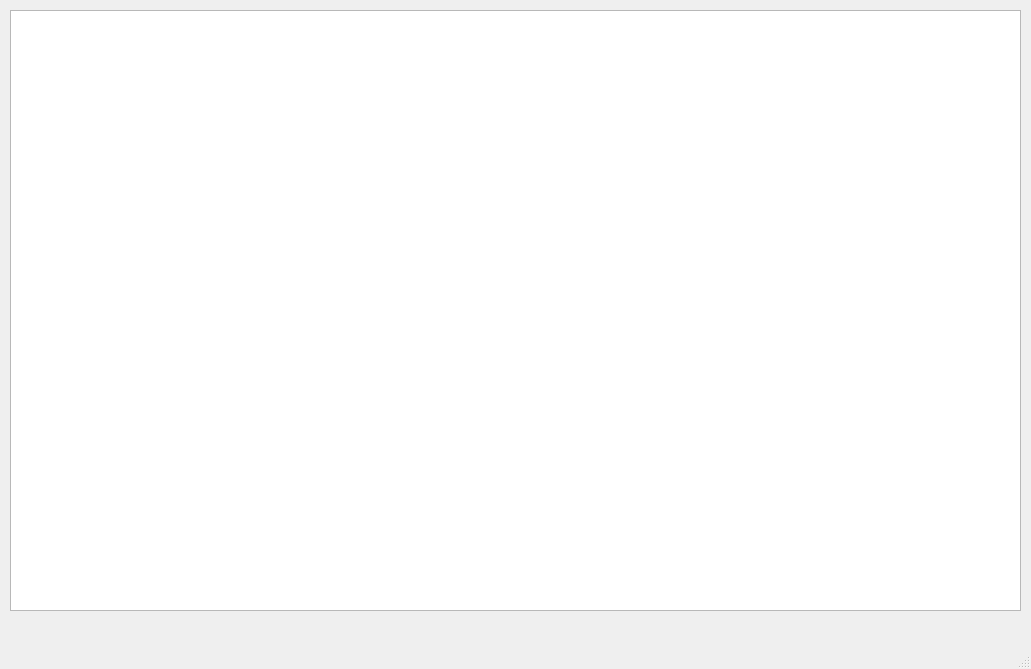
First picture: the form in main.ui, repository FAbrickA/YL3, before the edit.
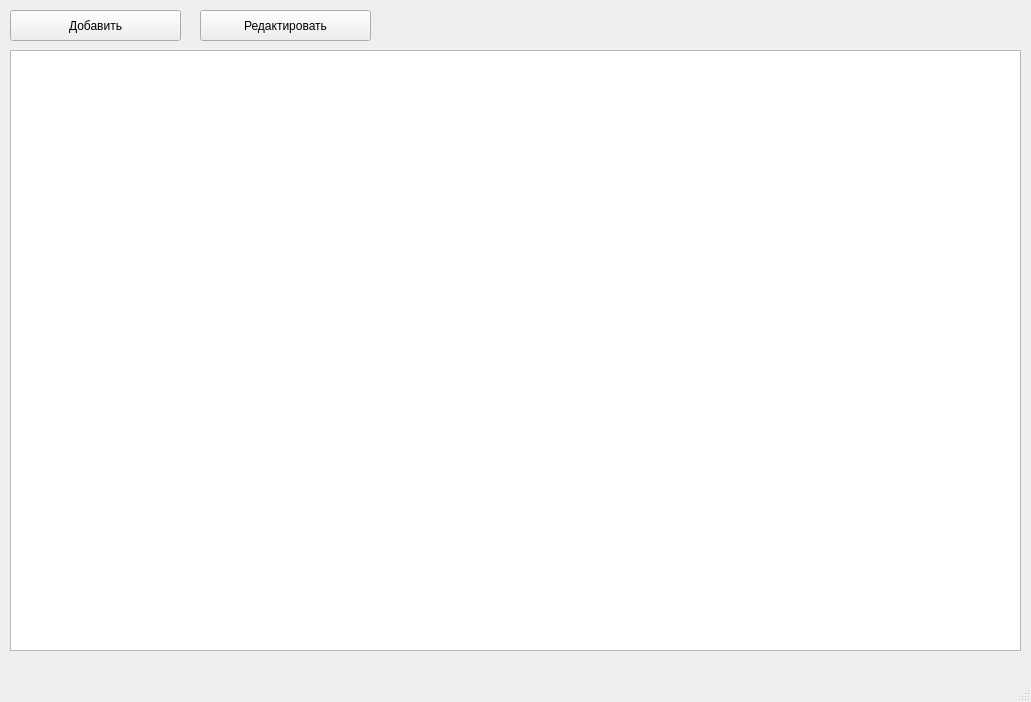
Second picture: the form after the edit.

The edit to the form file:
```diff
--- a/main.ui
+++ b/main.ui
@@ -7,7 +7,7 @@
     <x>0</x>
     <y>0</y>
     <width>1031</width>
-    <height>669</height>
+    <height>702</height>
    </rect>
   </property>
   <property name="windowTitle">
@@ -18,12 +18,38 @@
     <property name="geometry">
      <rect>
       <x>10</x>
-      <y>10</y>
+      <y>50</y>
       <width>1011</width>
       <height>601</height>
      </rect>
     </property>
    </widget>
+   <widget class="QPushButton" name="button_add">
+    <property name="geometry">
+     <rect>
+      <x>10</x>
+      <y>10</y>
+      <width>171</width>
+      <height>31</height>
+     </rect>
+    </property>
+    <property name="text">
+     <string>Добавить</string>
+    </property>
+   </widget>
+   <widget class="QPushButton" name="button_change">
+    <property name="geometry">
+     <rect>
+      <x>200</x>
+      <y>10</y>
+      <width>171</width>
+      <height>31</height>
+     </rect>
+    </property>
+    <property name="text">
+     <string>Редактировать</string>
+    </property>
+   </widget>
   </widget>
   <widget class="QMenuBar" name="menubar">
    <property name="geometry">
```
